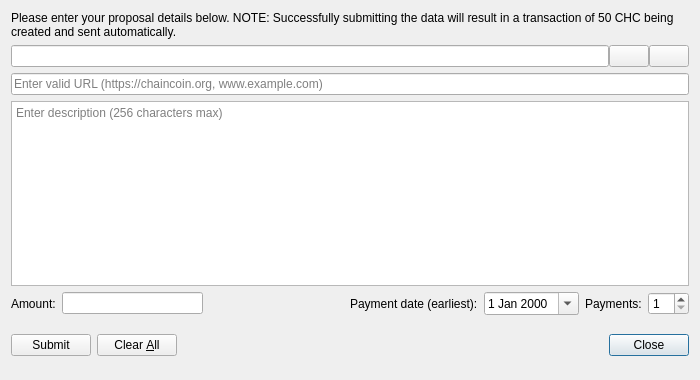
This is src/qt/forms/proposaldialog.ui in DreamShokk/bagicoin as Qt 5 draws it before an edit. The edited form follows.
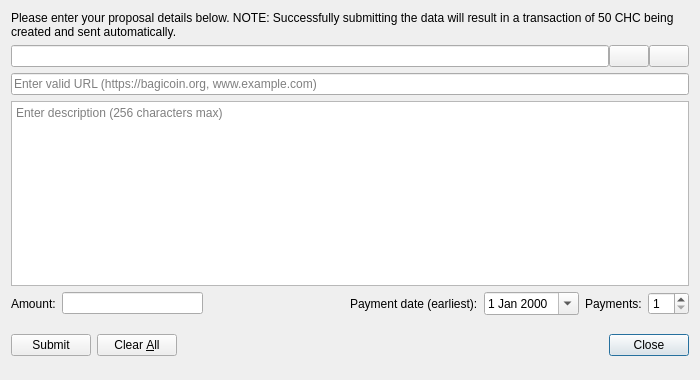
This is the edited form. Icons and pictures are not drawn. Custom widgets are drawn as their Qt base class.

What changed in the file:
```diff
--- a/src/qt/forms/proposaldialog.ui
+++ b/src/qt/forms/proposaldialog.ui
@@ -89,7 +89,7 @@
    <item>
     <widget class="QLineEdit" name="urlIn">
      <property name="placeholderText">
-      <string notr="true">Enter valid URL (https://chaincoin.org, www.example.com)</string>
+      <string notr="true">Enter valid URL (https://bagicoin.org, www.example.com)</string>
      </property>
     </widget>
    </item>
```
Left out of the diff: 2 changed lines with no effect on the pictures.
